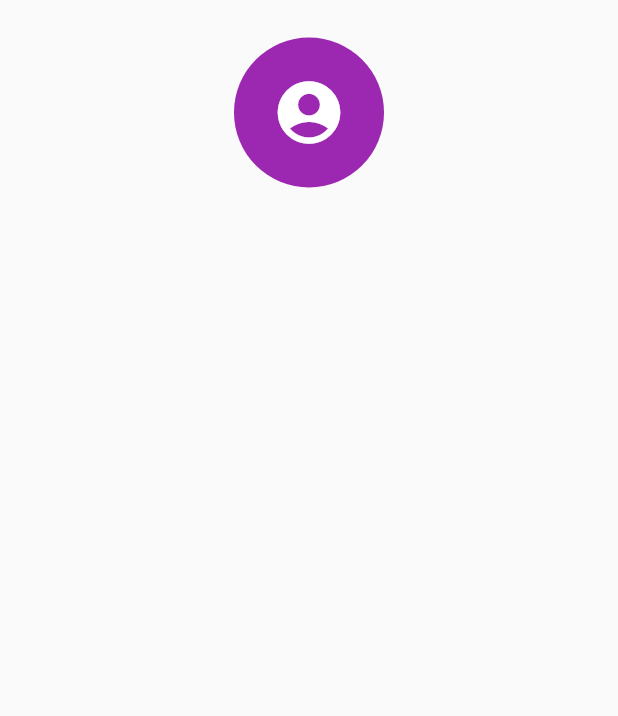
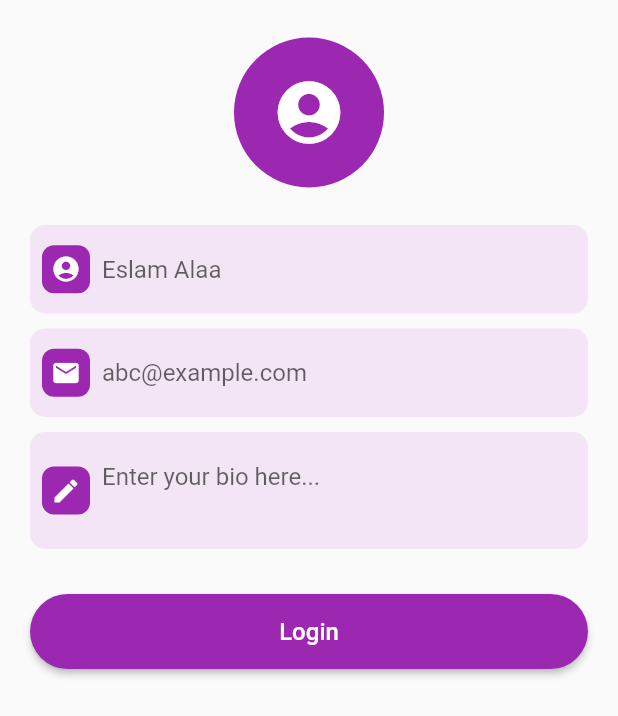
Before and after one commit to Eslam-Alaa-ZX/Flutter-Firebase-Phone-Auth, a Flutter app: the UserInfoPage screen opened directly, on a phone screen of 412 x 824 dp. Shown: the top 716 px of the screen. Run offline on Flutter 3.47's test engine with Material 2 defaults, Android fonts, the phone set to English and light mode, and no system bars; our stand-ins replace cloud_firestore, country_picker, firebase_auth, firebase_core, pinput, shared_preferences; accounts and stored records are empty.

Commit message:
EslamAlaa: user info page design.

```diff
--- a/lib/pages/user_info_page.dart
+++ b/lib/pages/user_info_page.dart
@@ -43,7 +43,20 @@ class UserInfoPage extends StatelessWidget {
                   margin: const EdgeInsets.only(top: 20),
                   child: Column(
                     children: [
-
+                      CstTextField(hint: "Eslam Alaa", icon: Icons.account_circle, type: TextInputType.name, maxLines: 1, controller: data.nameController),
+                      CstTextField(hint: "abc@example.com", icon: Icons.email, type: TextInputType.emailAddress, maxLines: 1, controller: data.emailController),
+                      CstTextField(hint: "Enter your bio here...", icon: Icons.edit, type: TextInputType.text, maxLines: 2, controller: data.bioController),
+                      const SizedBox(
+                        height: 20,
+                      ),
+                      SizedBox(
+                        width: double.infinity,
+                        height: 50,
+                        child: CstBtn(
+                          txt: "Login",
+                          fun: (){},
+                        ),
+                      ),
                     ],
                   ),
                 ),
```
